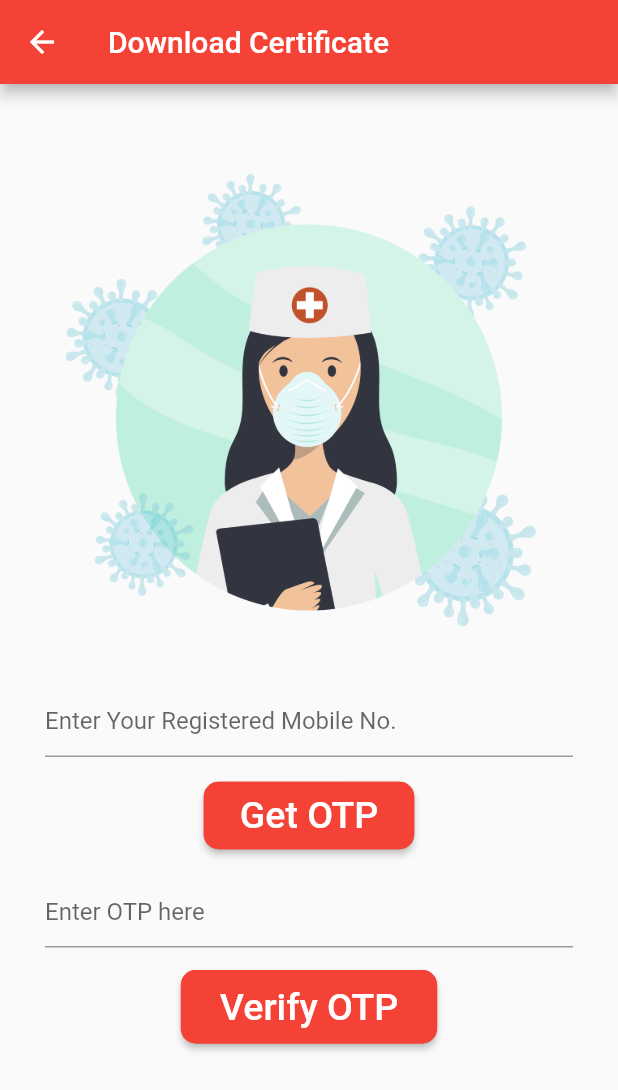
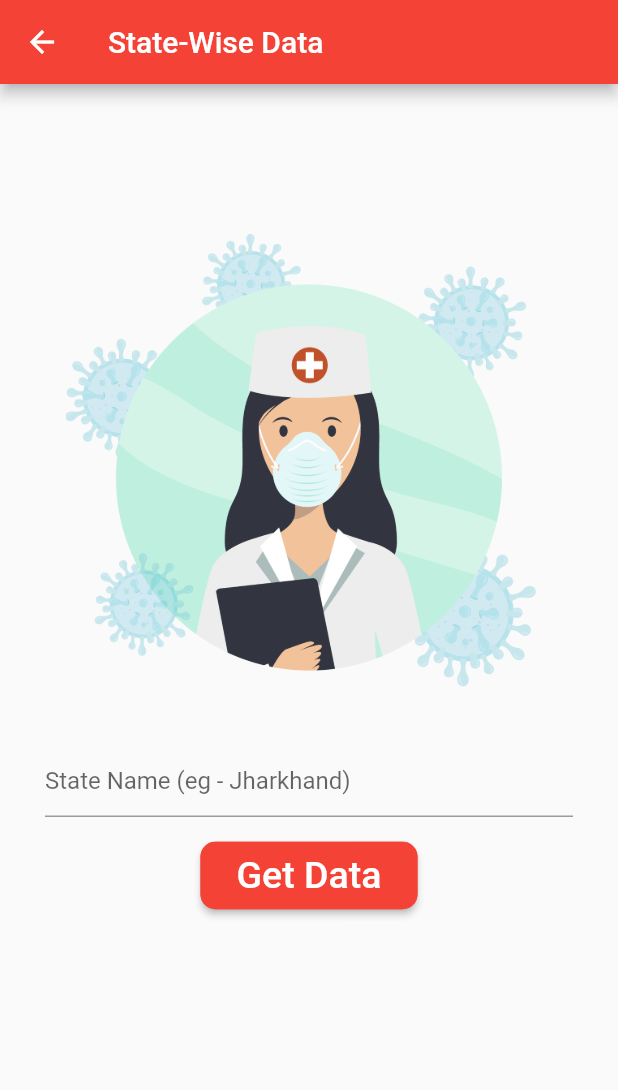
Before and after one commit to sachin161kr/Covi-Help, a Flutter app: the Certificate screen opened directly, on a phone screen of 412 x 824 dp. Shown: the top 1090 px of the screen. Run offline on Flutter 3.47's test engine with Material 2 defaults, Android fonts, the light colour scheme and no system bars.

Commit message:
state-wise data and worldometer added

```diff
--- a/lib/certificate.dart
+++ b/lib/certificate.dart
@@ -1,3 +1,4 @@
+import 'package:covidapp/statedata.dart';
 import 'package:flutter/material.dart';
 
 class Certificate extends StatefulWidget {
@@ -9,20 +10,21 @@ class Certificate extends StatefulWidget {
 
 class _CertificateState extends State<Certificate> {
   final _formKey1 = GlobalKey<FormState>();
-  final _formKey2 = GlobalKey<FormState>();
+  // final _formKey2 = GlobalKey<FormState>();
+  TextEditingController myController = TextEditingController();
 
   @override
   Widget build(BuildContext context) {
     return Scaffold(
       appBar: AppBar(
-        title: Text('Download Certificate'),
+        title: Text('State-Wise Data'),
         backgroundColor: Colors.red,
       ),
       body: SingleChildScrollView(
         child: Column(
           children: [
             SizedBox(
-              height: 60,
+              height: 100,
             ),
             Container(
               height: MediaQuery.of(context).size.height / 3 + 50,
@@ -39,18 +41,15 @@ class _CertificateState extends State<Certificate> {
               child: Form(
                 key: _formKey1,
                 child: TextFormField(
+                  controller: myController,
                   validator: (value) {
                     if (value.isEmpty) {
                       return 'This Field is Mandatory';
-                    } else {
-                      if (value.length != 10) {
-                        return 'Enter Valid Mobile No.';
-                      }
                     }
                     return null;
                   },
                   decoration: InputDecoration(
-                    hintText: 'Enter Your Registered Mobile No.',
+                    hintText: 'State Name (eg - Jharkhand)',
                   ),
                 ),
               ),
@@ -63,55 +62,22 @@ class _CertificateState extends State<Certificate> {
                           borderRadius: BorderRadius.circular(10.0),
                           side: BorderSide(color: Colors.red)))),
               onPressed: () {
-                _formKey1.currentState.validate();
+                if (_formKey1.currentState.validate()) {
+                  Navigator.push(
+                      context,
+                      MaterialPageRoute(
+                          builder: (context) => StateData(myController.text)));
+                }
               },
               child: Padding(
                 padding: const EdgeInsets.all(8.0),
                 child: Text(
-                  'Get OTP',
+                  'Get Data',
                   style: TextStyle(
                     fontSize: 25,
                   ),
                 ),
               ),
-            ),
-            Padding(
-              padding: const EdgeInsets.only(
-                  top: 16, left: 30, right: 30, bottom: 15),
-              child: Form(
-                key: _formKey2,
-                child: TextFormField(
-                  validator: (value) {
-                    if (value.isEmpty) {
-                      return 'This Field is Mandatory';
-                    }
-                    return null;
-                  },
-                  decoration: InputDecoration(
-                    hintText: 'Enter OTP here',
-                  ),
-                ),
-              ),
-            ),
-            ElevatedButton(
-              onPressed: () {
-                _formKey2.currentState.validate();
-              },
-              child: Padding(
-                padding: const EdgeInsets.all(10.0),
-                child: Text(
-                  'Verify OTP',
-                  style: TextStyle(
-                    fontSize: 25,
-                  ),
-                ),
-              ),
-              style: ButtonStyle(
-                  backgroundColor: MaterialStateProperty.all(Colors.red),
-                  shape: MaterialStateProperty.all<RoundedRectangleBorder>(
-                      RoundedRectangleBorder(
-                          borderRadius: BorderRadius.circular(10.0),
-                          side: BorderSide(color: Colors.red)))),
             ),
           ],
         ),
--- a/lib/myDrawer.dart
+++ b/lib/myDrawer.dart
@@ -50,7 +50,13 @@ class _MyDrawerState extends State<MyDrawer> {
               onTap: () async {
                 const url = 'https://www.worldometers.info/coronavirus/';
                 if (await canLaunch(url)) {
-                  await launch(url);
+                  await launch(
+                    url,
+                    forceSafariVC: true,
+                    forceWebView: true,
+                    enableJavaScript: true,
+                    headers: <String, String>{'header_key': 'header_value'},
+                  );
                 } else {
                   throw 'Could not launch $url';
                 }
@@ -62,11 +68,11 @@ class _MyDrawerState extends State<MyDrawer> {
             ListTile(
               tileColor: Colors.red,
               leading: Icon(
-                Icons.download,
+                Icons.location_city,
                 color: Colors.black,
               ),
               title: Text(
-                'Download Vaccination Certificate (BETA)',
+                'State-Wise Data',
                 style: TextStyle(fontSize: 18, color: Colors.black),
               ),
               onTap: () {
--- a/pubspec.yaml
+++ b/pubspec.yaml
@@ -25,6 +25,7 @@ dependencies:
     sdk: flutter
   http:
   url_launcher: ^6.0.4
+
 
 
   # The following adds the Cupertino Icons font to your application.
```
Also changed, not shown: lib/statedata.dart (added, +159 -0 lines), assets/images/cat.png (added).
